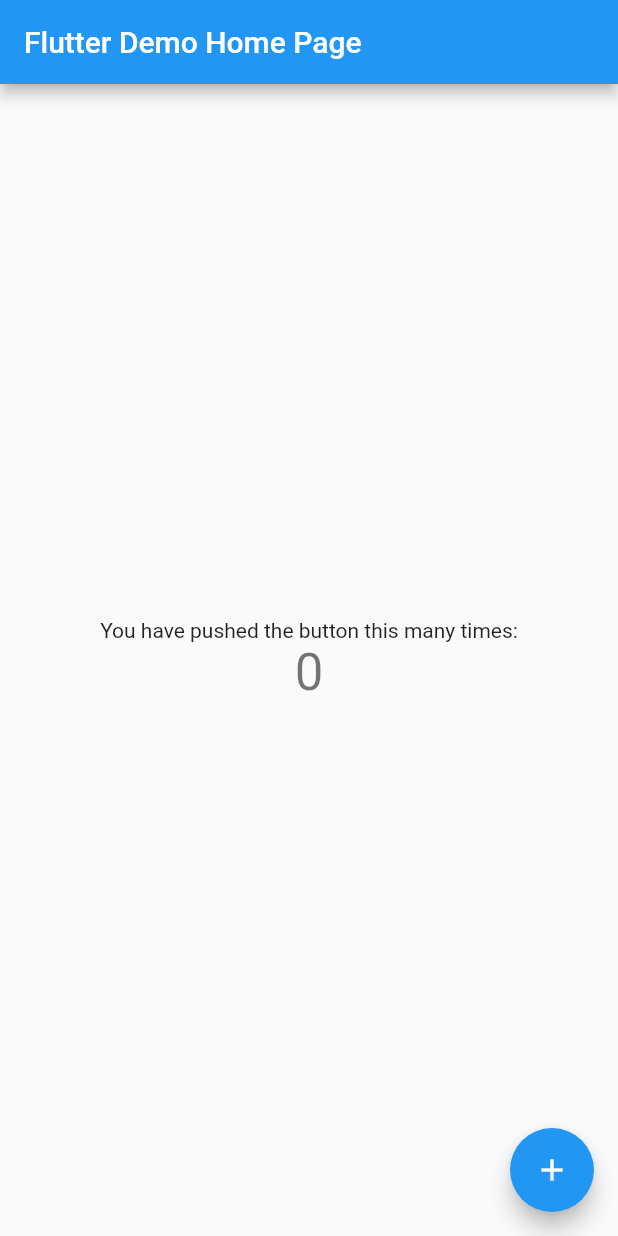
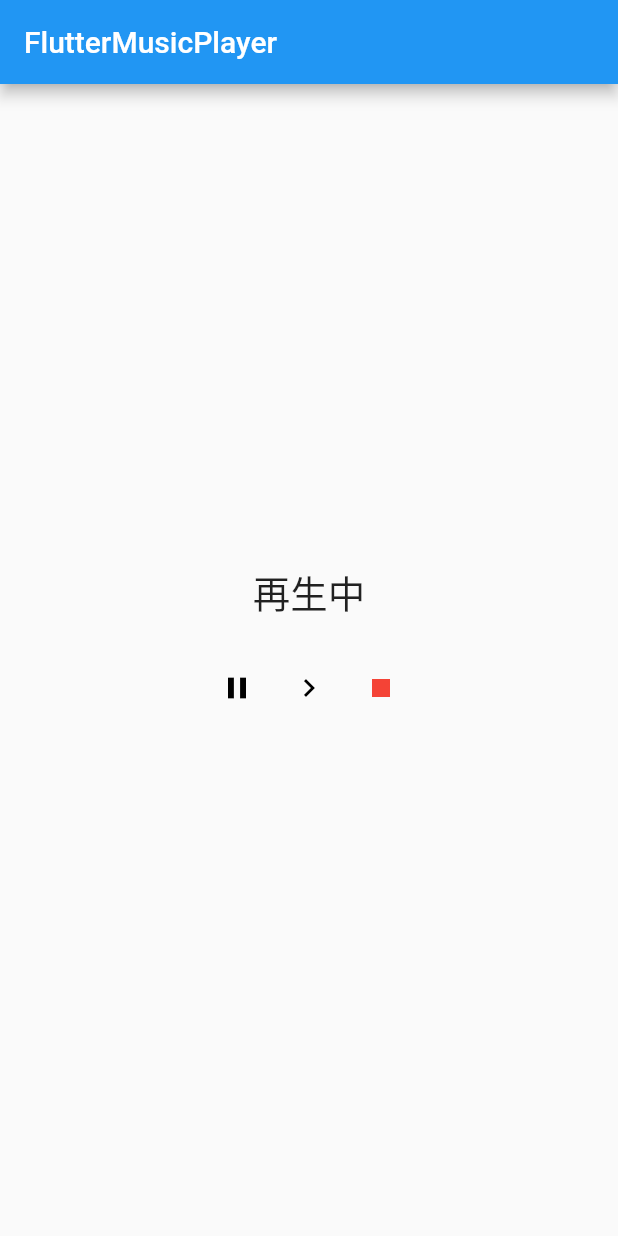
Before and after one commit to Kuma-deve/flutter_example_music_player, a Flutter app: the screen it shows after launch, on a phone screen of 412 x 824 dp. Run offline on Flutter 3.47's test engine with Material 2 defaults, Android fonts, the phone set to English and light mode, and no system bars; our stand-ins replace audioplayers.

Commit message:
音楽再生・停止・再開機能追加

```diff
--- a/lib/main.dart
+++ b/lib/main.dart
@@ -1,3 +1,4 @@
+import 'package:audioplayers/audioplayers.dart';
 import 'package:flutter/material.dart';
 
 void main() {
@@ -7,108 +8,88 @@
 class MyApp extends StatelessWidget {
   const MyApp({Key? key}) : super(key: key);
 
-  // This widget is the root of your application.
   @override
   Widget build(BuildContext context) {
     return MaterialApp(
       title: 'Flutter Demo',
       theme: ThemeData(
-        // This is the theme of your application.
-        //
-        // Try running your application with "flutter run". You'll see the
-        // application has a blue toolbar. Then, without quitting the app, try
-        // changing the primarySwatch below to Colors.green and then invoke
-        // "hot reload" (press "r" in the console where you ran "flutter run",
-        // or simply save your changes to "hot reload" in a Flutter IDE).
-        // Notice that the counter didn't reset back to zero; the application
-        // is not restarted.
         primarySwatch: Colors.blue,
       ),
-      home: const MyHomePage(title: 'Flutter Demo Home Page'),
+      home: const MyHomePage(),
     );
   }
 }
 
 class MyHomePage extends StatefulWidget {
-  const MyHomePage({Key? key, required this.title}) : super(key: key);
-
-  // This widget is the home page of your application. It is stateful, meaning
-  // that it has a State object (defined below) that contains fields that affect
-  // how it looks.
-
-  // This class is the configuration for the state. It holds the values (in this
-  // case the title) provided by the parent (in this case the App widget) and
-  // used by the build method of the State. Fields in a Widget subclass are
-  // always marked "final".
-
-  final String title;
+  const MyHomePage({Key? key}) : super(key: key);
 
   @override
   State<MyHomePage> createState() => _MyHomePageState();
 }
 
 class _MyHomePageState extends State<MyHomePage> {
-  int _counter = 0;
+  final _player = AudioCache(
+    fixedPlayer: AudioPlayer(),
+  );
+  var audioSource;
 
-  void _incrementCounter() {
-    setState(() {
-      // This call to setState tells the Flutter framework that something has
-      // changed in this State, which causes it to rerun the build method below
-      // so that the display can reflect the updated values. If we changed
-      // _counter without calling setState(), then the build method would not be
-      // called again, and so nothing would appear to happen.
-      _counter++;
-    });
+  Future setSource() async {
+    audioSource = await _player.loop('test.mp3', volume: 0.2);
+  }
+
+  @override
+  void initState() {
+    setSource();
   }
 
   @override
   Widget build(BuildContext context) {
-    // This method is rerun every time setState is called, for instance as done
-    // by the _incrementCounter method above.
-    //
-    // The Flutter framework has been optimized to make rerunning build methods
-    // fast, so that you can just rebuild anything that needs updating rather
-    // than having to individually change instances of widgets.
     return Scaffold(
       appBar: AppBar(
-        // Here we take the value from the MyHomePage object that was created by
-        // the App.build method, and use it to set our appbar title.
-        title: Text(widget.title),
+        title: const Text("FlutterMusicPlayer"),
       ),
       body: Center(
-        // Center is a layout widget. It takes a single child and positions it
-        // in the middle of the parent.
         child: Column(
-          // Column is also a layout widget. It takes a list of children and
-          // arranges them vertically. By default, it sizes itself to fit its
-          // children horizontally, and tries to be as tall as its parent.
-          //
-          // Invoke "debug painting" (press "p" in the console, choose the
-          // "Toggle Debug Paint" action from the Flutter Inspector in Android
-          // Studio, or the "Toggle Debug Paint" command in Visual Studio Code)
-          // to see the wireframe for each widget.
-          //
-          // Column has various properties to control how it sizes itself and
-          // how it positions its children. Here we use mainAxisAlignment to
-          // center the children vertically; the main axis here is the vertical
-          // axis because Columns are vertical (the cross axis would be
-          // horizontal).
           mainAxisAlignment: MainAxisAlignment.center,
-          children: <Widget>[
+          crossAxisAlignment: CrossAxisAlignment.center,
+          children: [
             const Text(
-              'You have pushed the button this many times:',
+              '再生中',
+              style: TextStyle(
+                fontSize: 25,
+              ),
             ),
-            Text(
-              '$_counter',
-              style: Theme.of(context).textTheme.headline4,
+            Padding(
+              padding: const EdgeInsets.all(21.0),
+              child: Row(
+                mainAxisAlignment: MainAxisAlignment.center,
+                children: [
+                  IconButton(
+                    onPressed: () => audioSource.pause(),
+                    icon: const Icon(
+                      Icons.pause,
+                      color: Colors.black,
+                    ),
+                  ),
+                  IconButton(
+                    onPressed: () => audioSource.resume(),
+                    icon: const Icon(
+                      Icons.navigate_next,
+                      color: Colors.black,
+                    ),
+                  ),
+                  IconButton(
+                    onPressed: () => audioSource.stop(),
+                    icon: const Icon(
+                      Icons.stop,
+                      color: Colors.red,
+                    ),
+                  ),
+                ],
+              ),
             ),
           ],
         ),
-      ),
-      floatingActionButton: FloatingActionButton(
-        onPressed: _incrementCounter,
-        tooltip: 'Increment',
-        child: const Icon(Icons.add),
       ), // This trailing comma makes auto-formatting nicer for build methods.
     );
   }
```
Also changed, not shown: pubspec.yaml (+8 -65 lines), pubspec.lock, 1 other file.
